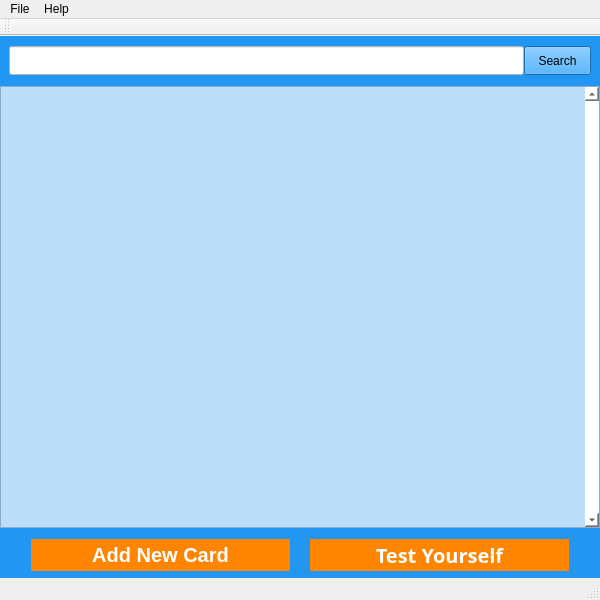
Old version of the form Source/mainwindow.ui in the repository duy0503/Flashcards-App-in-Qt.
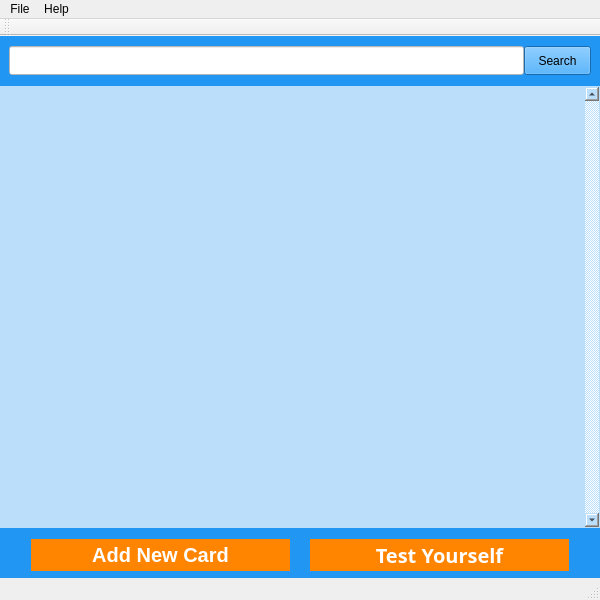
New version of the form. Icons and pictures are not drawn.

Commit message: Image is now centered regardless of window size.

Patch:
```diff
--- a/Source/mainwindow.ui
+++ b/Source/mainwindow.ui
@@ -114,7 +114,7 @@
      </widget>
     </item>
     <item>
-     <widget class="QWidget" name="displayWidget" native="true">
+     <widget class="QWidget" name="imageWidget" native="true">
       <property name="styleSheet">
        <string notr="true">QWidget {
 	background-color: #bbdefb;
@@ -127,6 +127,30 @@
 	background-color: #ffffff;
 }</string>
       </property>
+      <layout class="QGridLayout" name="gridLayout">
+       <property name="leftMargin">
+        <number>0</number>
+       </property>
+       <property name="topMargin">
+        <number>0</number>
+       </property>
+       <property name="rightMargin">
+        <number>0</number>
+       </property>
+       <property name="bottomMargin">
+        <number>0</number>
+       </property>
+       <property name="spacing">
+        <number>0</number>
+       </property>
+       <item row="0" column="0">
+        <widget class="QWidget" name="displayWidget" native="true">
+         <property name="styleSheet">
+          <string notr="true">QWidget {
+	background-color : rgba(1, 1, 1, 0);
+	background-image: url();  /* apparently setting it to none doesn't work */
+}</string>
+         </property>
       <layout class="QHBoxLayout" name="horizontalLayout_2">
        <property name="spacing">
         <number>0</number>
@@ -178,6 +202,9 @@
       </layout>
      </widget>
     </item>
+      </layout>
+     </widget>
+    </item>
     <item>
      <widget class="QWidget" name="bottomWidget" native="true">
       <property name="minimumSize">
```
Left out of the diff: 5 changed lines with no effect on the pictures. Lines whose indentation alone changed are shown as unchanged.
